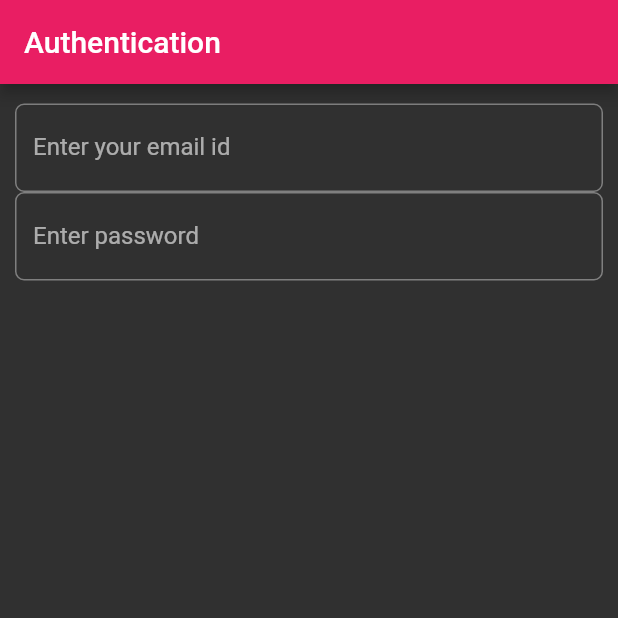
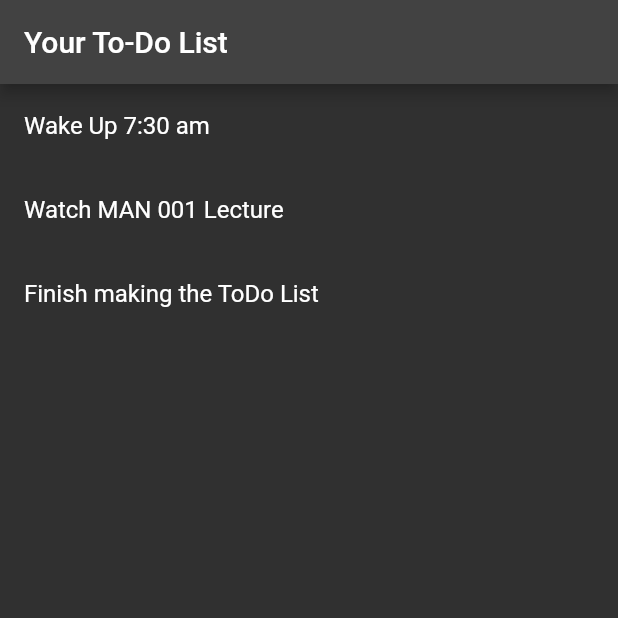
Before and after one commit to BelgianChocolate/ToDoList, a Flutter app: the screen it shows after launch, on a phone screen of 412 x 824 dp, the top half of it. Run offline on Flutter 3.47's test engine with Material 2 defaults, Android fonts, the phone set to English and light mode, and no system bars; our stand-ins replace google_fonts.

Commit message:
Creates the basic interface for displaying the dummy tasks.

```diff
--- a/lib/main.dart
+++ b/lib/main.dart
@@ -1,24 +1,45 @@
 // ignore_for_file: unused_import, prefer_const_constructors
+// ignore_for_file: use_key_in_widget_constructors
 
 import 'package:flutter/material.dart';
 import 'package:google_fonts/google_fonts.dart';
 import 'package:todolist/screens/authscreen.dart';
 import 'package:todolist/screens/homepage.dart';
+import 'package:todolist/screens/tasks.dart';
 
-void main() => runApp(MyApp());
+void main() => runApp(ToDoApp());
+//We have defined the main function which acts as the entry point for the application
+//Flutter will start by executing this function...It asks Flutter to  run the app with
+//ToDoApp widget as the root widget
 
-//runApp function ek widget maangta hai jo class hoti hai
-class MyApp extends StatelessWidget {
-  const MyApp({Key? key}) : super(key: key);
+//Now we define the ToDoApp widget
+class ToDoApp extends StatelessWidget {
+//Creating a list of tasks with some dummy values
+  //Dummy values?
+  //Because right now we have not built any interface that takes input from user to add tasks
+  final List<Task> tasks = [Task("Wake Up 7:30 am"), Task("Watch MAN 001 Lecture"), Task("Finish making the ToDo List")];
+//We are over riding the build method....This has to be done for every custom widget we define
 
   @override
   Widget build(BuildContext context) {
+    //The Material App is a built in widget to help us with the App Layout
     return MaterialApp(
-        home: AuthScreen(),
         //What is the home widget?
         //It is used for the default route of the app....means the widget defined
         //in it is displayed when the application starts normally.
+        //The Scaffold is a built in widget to help us with the specific screen's layout
+
+        home: Scaffold(
+            appBar: AppBar(title: Text("Your To-Do List")),
+            body: ListView.builder(
+              //How many items to render?
+              itemCount: tasks.length,
+              //The following fFunctions accepts an index and renders a task
+              itemBuilder: (context, index) {
+                return ListTile(title: Text(tasks[index].getName()));
+              },
+            )),
         debugShowCheckedModeBanner: false,
-        theme: ThemeData(brightness: Brightness.dark, primaryColor: Colors.orange));
+        theme: ThemeData(brightness: Brightness.dark, primaryColor: Color.fromARGB(255, 0, 255, 42)));
   }
 }
--- a/lib/screens/homepage.dart
+++ b/lib/screens/homepage.dart
@@ -1,8 +1,10 @@
-// ignore_for_file: use_key_in_widget_constructors, unused_import
+// ignore_for_file: unused_import, prefer_const_constructors
+// ignore_for_file: use_key_in_widget_constructors
+import 'package:flutter/material.dart';
+import 'package:google_fonts/google_fonts.dart';
+import 'package:todolist/screens/tasks.dart';
+//Above import allows us to use class Task defined separately in another file!
 
-import 'package:flutter/material.dart';
-// ignore_for_file: prefer_const_constructors
-import 'package:google_fonts/google_fonts.dart';
 
 class HomePage extends StatefulWidget {
   @override
@@ -13,7 +15,8 @@ class _HomePageState extends State<HomePage> {
   @override
   Widget build(BuildContext context) {
     return Scaffold(
-      appBar: AppBar(title: Text("Your To-Do List"), backgroundColor: Colors.orange),
+      appBar: AppBar(title: Text("Your To-Do List"), backgroundColor: Color.fromARGB(225, 255, 0, 221)),
+
     );
   }
 }
--- /dev/null
+++ b/lib/screens/tasks.dart
@@ -0,0 +1,39 @@
+//Plan:-
+//Before we creat the UI for our app,
+//its important to consider what data structure is going to be used to store
+//the task in the TO -D0 list. Dart is an object-oriented programming language....hence
+//it akes sense to create a class to hold the required info about the task.
+
+// ignore_for_file: unused_import, prefer_const_constructors, unnecessary_this
+// ignore_for_file: use_key_in_widget_constructors
+
+class Task {
+  //Class properties
+  //Underscore makes the variables private
+
+  String _name;
+  //bool _completed;
+
+  //Default contrsuctor
+  //The folowing syntax means it accepts a value and sets it to this.name
+  Task(
+    this._name,
+  );
+
+  //For functions that contain just one expression, we can use a shorthand syntax
+  //The => expression suntax is a shorthand for {return expression;}
+  //Basically the function executes the expression to its right and returns its value
+
+  //Getter and Setter functions for name
+  getName() => this._name;
+  setName(name) => this._name = name;
+
+  //Getter and Setter Functions for completed
+  //isCompleted() => this._completed;
+  //setCompleted(completed) => this._completed = completed;
+
+  //Here, we are defining a class Task that is going to be used to store our TODO tasks.
+  //Every task has a name and can either be completed or not.
+  //These properties are defined using lines 13 and 14
+
+}
```
